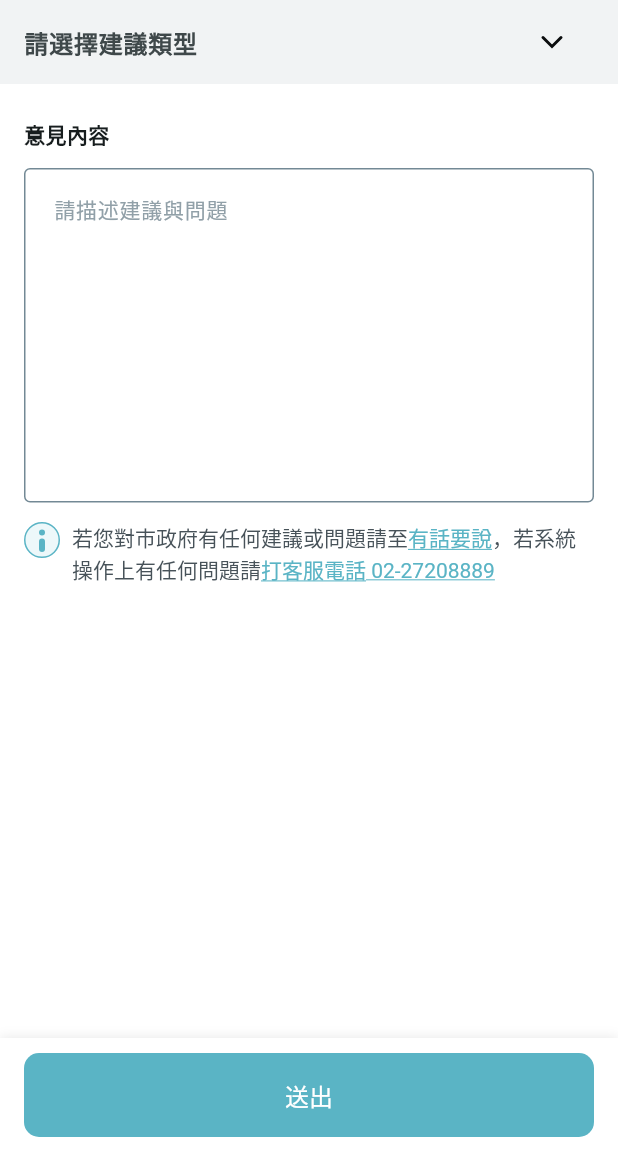
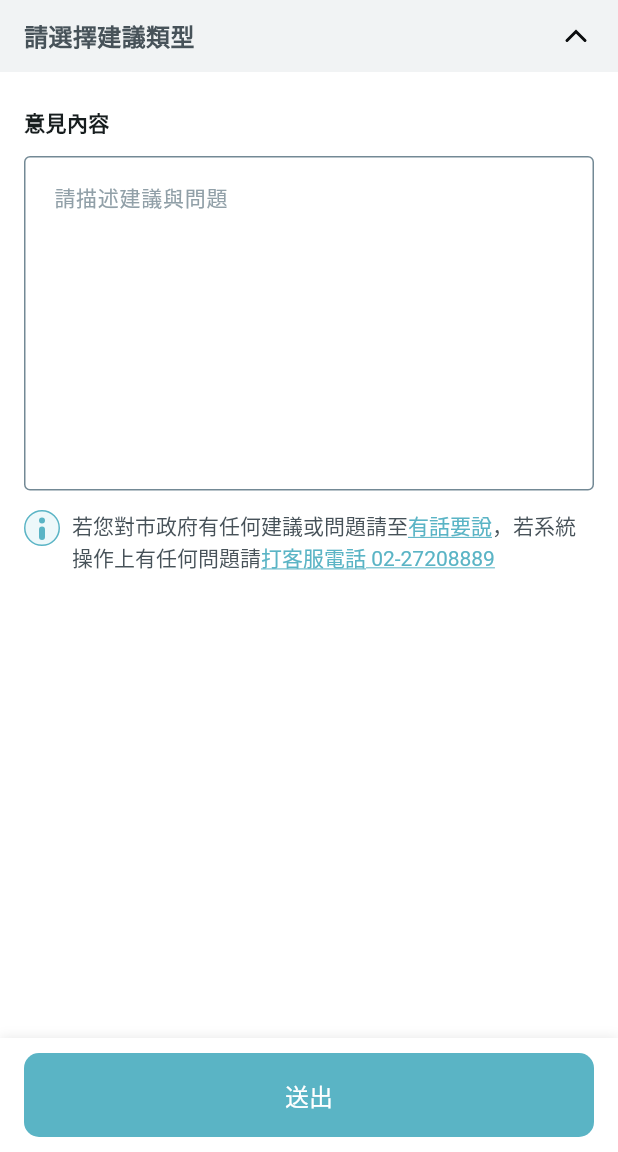
Before and after one commit to taipei-doit/TownPass, a Flutter app: the FeedbackView screen opened by its route, on a phone screen of 412 x 824 dp, the part 84-1236 px from its top. Run offline on Flutter 3.47's test engine with Material 3 defaults, Android fonts, the phone set to English and light mode, and no system bars; our stand-ins replace cached_network_image, carousel_slider, device_info_plus, dotted_border, email_validator, flutter_local_notifications and 9 more; missing offline and left inert: flutter_inappwebview, mobile_scanner; accounts and stored records are empty; generated files the repository leaves out were written again; network calls fail; statements that could not run were skipped; project files that could hold a hidden picture were left out.

Commit message:
修正 意見回饋 下拉選單 UI 與 figma 之差異

```diff
--- a/lib/page/feedback/feedback_view.dart
+++ b/lib/page/feedback/feedback_view.dart
@@ -1,13 +1,14 @@
+import 'package:flutter/gestures.dart';
+import 'package:flutter/material.dart';
+import 'package:get/get.dart';
 import 'package:town_pass/gen/assets.gen.dart';
 import 'package:town_pass/page/feedback/feedback_view_controller.dart';
 import 'package:town_pass/util/tp_app_bar.dart';
 import 'package:town_pass/util/tp_bottom_sheet.dart';
 import 'package:town_pass/util/tp_button.dart';
 import 'package:town_pass/util/tp_colors.dart';
+import 'package:town_pass/util/tp_line.dart';
 import 'package:town_pass/util/tp_text.dart';
-import 'package:flutter/gestures.dart';
-import 'package:flutter/material.dart';
-import 'package:get/get.dart';
 import 'package:url_launcher/url_launcher_string.dart';
 
 class FeedbackView extends GetView<FeedbackViewController> {
@@ -15,42 +16,88 @@ class FeedbackView extends GetView<FeedbackViewController> {
 
   @override
   Widget build(BuildContext context) {
-    DropdownMenu(
-      dropdownMenuEntries: [],
-    );
     return Scaffold(
       appBar: const TPAppBar(title: '意見回饋'),
       body: Column(
         crossAxisAlignment: CrossAxisAlignment.start,
         children: [
           Center(
-            child: DropdownMenu(
-              expandedInsets: const EdgeInsets.symmetric(horizontal: 16),
-              trailingIcon: Assets.svg.iconArrowDown.svg(),
-              selectedTrailingIcon: Assets.svg.iconArrowUp.svg(),
-              dropdownMenuEntries: controller.feedbackTypeList
-                  .map<DropdownMenuEntry<FeedbackType?>>(
-                    (type) => DropdownMenuEntry<FeedbackType?>(
-                      value: type,
-                      label: type.string,
-                      labelWidget: TPText(
-                        type.string,
-                        style: TPTextStyles.h3Regular,
-                        color: TPColors.grayscale700,
+            child: CompositedTransformTarget(
+              link: controller.dropdownMenuLayerLink,
+              child: GestureDetector(
+                behavior: HitTestBehavior.opaque,
+                onTap: controller.toggleDropdownMenu,
+                child: OverlayPortal(
+                  controller: controller.overlayPortalController,
+                  overlayChildBuilder: (context) {
+                    return CompositedTransformFollower(
+                      link: controller.dropdownMenuLayerLink,
+                      targetAnchor: Alignment.bottomLeft,
+                      followerAnchor: Alignment.topLeft,
+                      child: Stack(
+                        children: [
+                          ModalBarrier(onDismiss: controller.toggleDropdownMenu),
+                          Align(
+                            alignment: Alignment.topCenter,
+                            child: ColoredBox(
+                              color: TPColors.grayscale50,
+                              child: ListView.separated(
+                                padding: const EdgeInsets.symmetric(horizontal: 16),
+                                shrinkWrap: true,
+                                itemCount: FeedbackType.values.length,
+                                separatorBuilder: (_, __) => const TPLine.horizontal(color: TPColors.grayscale200),
+                                itemBuilder: (context, index) {
+                                  final FeedbackType feedbackType = FeedbackType.values[index];
+                                  return GestureDetector(
+                                    behavior: HitTestBehavior.opaque,
+                                    onTap: () {
+                                      controller.feedbackType.value = feedbackType;
+                                      controller.toggleDropdownMenu();
+                                    },
+                                    child: Container(
+                                      padding: const EdgeInsets.symmetric(vertical: 12),
+                                      child: TPText(
+                                        feedbackType.string,
+                                        style: TPTextStyles.h3Regular,
+                                        color: TPColors.grayscale700,
+                                      ),
+                                    ),
+                                  );
+                                },
+                              ),
+                            ),
+                          ),
+                        ],
                       ),
-                      // style: ButtonStyle(padding: WidgetStateProperty.all(EdgeInsets.symmetric(horizontal: 16))),
+                    );
+                  },
+                  child: Padding(
+                    padding: const EdgeInsets.symmetric(horizontal: 16, vertical: 12),
+                    child: Row(
+                      children: [
+                        Expanded(
+                          child: Obx(
+                            () => TPText(
+                              switch (controller.feedbackType.value) {
+                                null => '請選擇建議類型',
+                                FeedbackType feedback => feedback.string,
+                              },
+                              style: TPTextStyles.h3SemiBold,
+                              color: TPColors.grayscale700,
+                            ),
+                          ),
+                        ),
+                        Obx(
+                          () => switch (controller.isDropdownOpened.value) {
+                            true => Assets.svg.iconArrowDown.svg(),
+                            false => Assets.svg.iconArrowUp.svg(),
+                          },
+                        ),
+                      ],
                     ),
-                  )
-                  .toList(),
-              hintText: '請選擇建議類型',
-              textStyle: TPTextStyles.h3SemiBold,
-              inputDecorationTheme: InputDecorationTheme(border: InputBorder.none),
-              menuStyle: MenuStyle(
-                backgroundColor: WidgetStateProperty.all(TPColors.grayscale50),
+                  ),
+                ),
               ),
-              onSelected: (type) {
-                controller.selectType = type;
-              },
             ),
           ),
           Expanded(
--- a/lib/page/feedback/feedback_view_controller.dart
+++ b/lib/page/feedback/feedback_view_controller.dart
@@ -11,6 +11,9 @@ enum FeedbackType {
 }
 
 class FeedbackViewController extends GetxController {
+  final LayerLink dropdownMenuLayerLink = LayerLink();
+  final OverlayPortalController overlayPortalController = OverlayPortalController();
+
   final String contactPhoneNumber = '02-27208889';
 
   List<FeedbackType> get feedbackTypeList => [
@@ -21,16 +24,16 @@ class FeedbackViewController extends GetxController {
         FeedbackType.other,
       ];
 
-  FeedbackType? _selectType;
+  final RxBool isDropdownOpened = RxBool(false);
 
-  FeedbackType? get selectType => _selectType;
-
-  set selectType(FeedbackType? type) {
-    _selectType = type;
-    update();
-  }
+  final Rxn<FeedbackType> feedbackType = Rxn<FeedbackType>(null);
 
   TextEditingController controller = TextEditingController();
 
   Future<void> sendFeedback() async {}
+
+  void toggleDropdownMenu() {
+    overlayPortalController.toggle();
+    isDropdownOpened.value = !isDropdownOpened.value;
+  }
 }
```
